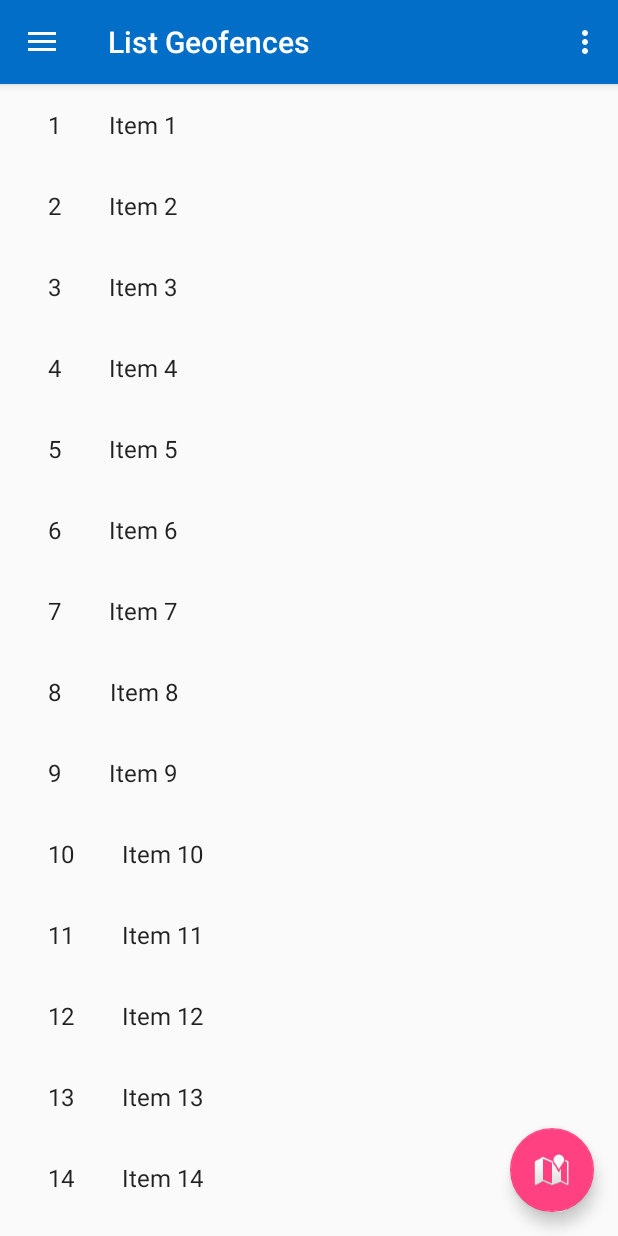
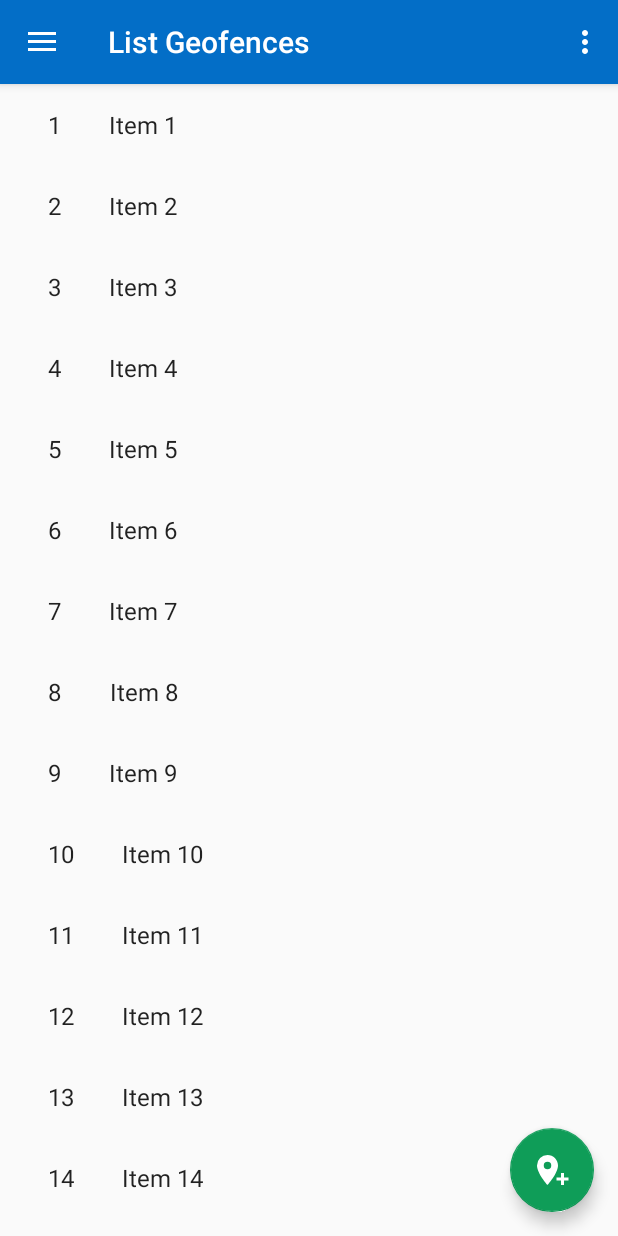
Before and after one commit to andresghedo/SMSFenceDetection, an Android app: the screen it shows after launch (MainActivity), in the side drawer, after a tap on "List Geofences", on a phone screen of 412 x 824 dp. Run offline under Robolectric (Android 15) with nearby library versions, the phone set to English and light mode, and no system bars.

Commit message:
improved graphic elements; placed FloatingActionButton in List Fragment

```diff
--- a/app/src/main/java/com/sm/app/wifi/sghedoni/andrea/wifism/ItemFragment.java
+++ b/app/src/main/java/com/sm/app/wifi/sghedoni/andrea/wifism/ItemFragment.java
@@ -2,14 +2,15 @@ package com.sm.app.wifi.sghedoni.andrea.wifism;
 
 import android.content.Context;
 import android.os.Bundle;
+import android.support.design.widget.FloatingActionButton;
+import android.support.design.widget.Snackbar;
 import android.support.v4.app.Fragment;
-import android.support.v7.widget.GridLayoutManager;
-import android.support.v7.widget.LinearLayoutManager;
 import android.support.v7.widget.RecyclerView;
 import android.util.Log;
 import android.view.LayoutInflater;
 import android.view.View;
 import android.view.ViewGroup;
+import android.widget.FrameLayout;
 
 import com.sm.app.wifi.sghedoni.andrea.wifism.dummy.DummyContent;
 import com.sm.app.wifi.sghedoni.andrea.wifism.dummy.DummyContent.DummyItem;
@@ -79,16 +80,20 @@ public class ItemFragment extends Fragment {
         View view = inflater.inflate(R.layout.fragment_item_list, container, false);
 
         // Set the adapter
-        if (view instanceof RecyclerView) {
-            Context context = view.getContext();
-            RecyclerView recyclerView = (RecyclerView) view;
-            if (mColumnCount <= 1) {
-                recyclerView.setLayoutManager(new LinearLayoutManager(context));
-            } else {
-                recyclerView.setLayoutManager(new GridLayoutManager(context, mColumnCount));
-            }
+        if (view instanceof FrameLayout) {
+            Log.d(TAG, "entro");
+            RecyclerView recyclerView = (RecyclerView) view.findViewById(R.id.list);
             recyclerView.setAdapter(new MyItemRecyclerViewAdapter(DummyContent.ITEMS, mListener));
         }
+
+        FloatingActionButton fab = (FloatingActionButton) view.findViewById(R.id.fab);
+        fab.setOnClickListener(new View.OnClickListener() {
+            @Override
+            public void onClick(View view) {
+                Snackbar.make(view, "Replace with your own action", Snackbar.LENGTH_LONG)
+                        .setAction("Action", null).show();
+            }
+        });
         return view;
     }
 
--- a/app/src/main/java/com/sm/app/wifi/sghedoni/andrea/wifism/MainActivity.java
+++ b/app/src/main/java/com/sm/app/wifi/sghedoni/andrea/wifism/MainActivity.java
@@ -1,14 +1,9 @@
 package com.sm.app.wifi.sghedoni.andrea.wifism;
 
-import android.net.Uri;
 import android.os.Bundle;
-import android.support.design.widget.FloatingActionButton;
-import android.support.design.widget.Snackbar;
 import android.support.v4.app.Fragment;
 import android.support.v4.app.FragmentTransaction;
-import android.telephony.SmsManager;
 import android.util.Log;
-import android.view.View;
 import android.support.design.widget.NavigationView;
 import android.support.v4.view.GravityCompat;
 import android.support.v4.widget.DrawerLayout;
@@ -17,7 +12,6 @@ import android.support.v7.app.AppCompatActivity;
 import android.support.v7.widget.Toolbar;
 import android.view.Menu;
 import android.view.MenuItem;
-import android.widget.Toast;
 
 import com.google.android.gms.common.ConnectionResult;
 import com.google.android.gms.common.api.GoogleApiClient;
@@ -38,15 +32,6 @@ public class MainActivity extends AppCompatActivity
         setContentView(R.layout.activity_main);
         Toolbar toolbar = (Toolbar) findViewById(R.id.toolbar);
         setSupportActionBar(toolbar);
-
-        FloatingActionButton fab = (FloatingActionButton) findViewById(R.id.fab);
-        fab.setOnClickListener(new View.OnClickListener() {
-            @Override
-            public void onClick(View view) {
-                Snackbar.make(view, "Replace with your own action", Snackbar.LENGTH_LONG)
-                        .setAction("Action", null).show();
-            }
-        });
 
         DrawerLayout drawer = (DrawerLayout) findViewById(R.id.drawer_layout);
         ActionBarDrawerToggle toggle = new ActionBarDrawerToggle(
--- /dev/null
+++ b/app/src/main/res/drawable/ic_map_add_marker_white.xml
@@ -0,0 +1,7 @@
+<vector xmlns:android="http://schemas.android.com/apk/res/android"
+    android:height="24dp"
+    android:width="24dp"
+    android:viewportWidth="24"
+    android:viewportHeight="24">
+    <path android:fillColor="#ffffff" android:pathData="M9,11.5A2.5,2.5 0 0,0 11.5,9A2.5,2.5 0 0,0 9,6.5A2.5,2.5 0 0,0 6.5,9A2.5,2.5 0 0,0 9,11.5M9,2C12.86,2 16,5.13 16,9C16,14.25 9,22 9,22C9,22 2,14.25 2,9A7,7 0 0,1 9,2M15,17H18V14H20V17H23V19H20V22H18V19H15V17Z" />
+</vector>
--- /dev/null
+++ b/app/src/main/res/drawable/ic_map_multiple_fence.xml
@@ -0,0 +1,7 @@
+<vector xmlns:android="http://schemas.android.com/apk/res/android"
+    android:height="24dp"
+    android:width="24dp"
+    android:viewportWidth="24"
+    android:viewportHeight="24">
+    <path android:fillColor="#000" android:pathData="M14,11.5A2.5,2.5 0 0,0 16.5,9A2.5,2.5 0 0,0 14,6.5A2.5,2.5 0 0,0 11.5,9A2.5,2.5 0 0,0 14,11.5M14,2C17.86,2 21,5.13 21,9C21,14.25 14,22 14,22C14,22 7,14.25 7,9A7,7 0 0,1 14,2M5,9C5,13.5 10.08,19.66 11,20.81L10,22C10,22 3,14.25 3,9C3,5.83 5.11,3.15 8,2.29C6.16,3.94 5,6.33 5,9Z" />
+</vector>
--- a/app/src/main/res/layout/app_bar_main.xml
+++ b/app/src/main/res/layout/app_bar_main.xml
@@ -23,12 +23,4 @@
 
     <include layout="@layout/content_main" />
 
-    <android.support.design.widget.FloatingActionButton
-        android:id="@+id/fab"
-        android:layout_width="wrap_content"
-        android:layout_height="wrap_content"
-        android:layout_gravity="bottom|end"
-        android:layout_margin="@dimen/fab_margin"
-        android:src="@android:drawable/ic_dialog_map" />
-
 </android.support.design.widget.CoordinatorLayout>
--- a/app/src/main/res/layout/fragment_item_list.xml
+++ b/app/src/main/res/layout/fragment_item_list.xml
@@ -1,4 +1,9 @@
-<?xml version="1.0" encoding="utf-8"?>
+<FrameLayout xmlns:android="http://schemas.android.com/apk/res/android"
+xmlns:tools="http://schemas.android.com/tools"
+android:layout_width="match_parent"
+android:layout_height="match_parent"
+tools:context=".ItemFragment">
+
 <android.support.v7.widget.RecyclerView xmlns:android="http://schemas.android.com/apk/res/android"
     xmlns:app="http://schemas.android.com/apk/res-auto"
     xmlns:tools="http://schemas.android.com/tools"
@@ -10,4 +15,13 @@
     android:layout_marginRight="16dp"
     app:layoutManager="LinearLayoutManager"
     tools:context="com.sm.app.wifi.sghedoni.andrea.wifism.ItemFragment"
-    tools:listitem="@layout/fragment_item" />
+    tools:listitem="@layout/fragment_item"/>
+
+    <android.support.design.widget.FloatingActionButton
+        android:id="@+id/fab"
+        android:layout_width="wrap_content"
+        android:layout_height="wrap_content"
+        android:layout_gravity="bottom|end"
+        android:layout_margin="@dimen/fab_margin"
+        android:src="@drawable/ic_map_add_marker_white" />
+</FrameLayout>
--- a/app/src/main/res/menu/activity_main_drawer.xml
+++ b/app/src/main/res/menu/activity_main_drawer.xml
@@ -8,7 +8,7 @@
             android:title="Map Geofences" />
         <item
             android:id="@+id/nav_list_geofences"
-            android:icon="@drawable/ic_map_fence"
+            android:icon="@drawable/ic_map_multiple_fence"
             android:title="List Geofences" />
     </group>
 
--- a/app/src/main/res/values/colors.xml
+++ b/app/src/main/res/values/colors.xml
@@ -2,5 +2,5 @@
 <resources>
     <color name="colorPrimary">#3F51B5</color>
     <color name="colorPrimaryDark">#303F9F</color>
-    <color name="colorAccent">#FF4081</color>
+    <color name="colorAccent">#0F9D58</color>
 </resources>
--- a/app/src/main/res/values/strings.xml
+++ b/app/src/main/res/values/strings.xml
@@ -1,5 +1,5 @@
 <resources>
-    <string name="app_name">WiFiSM</string>
+    <string name="app_name">Alert My Location</string>
 
     <string name="navigation_drawer_open">Open navigation drawer</string>
     <string name="navigation_drawer_close">Close navigation drawer</string>
```
Also changed, not shown: app/src/main/java/com/sm/app/wifi/sghedoni/andrea/wifism/MapFragment.java (+13 -2 lines), app/src/main/res/drawable/ic_map_add_marker.xml (added, +7 -0 lines), app/src/main/res/drawable/ic_map_delete_marker.xml (added, +7 -0 lines), app/src/main/res/drawable/ic_map_google.xml (added, +7 -0 lines).
